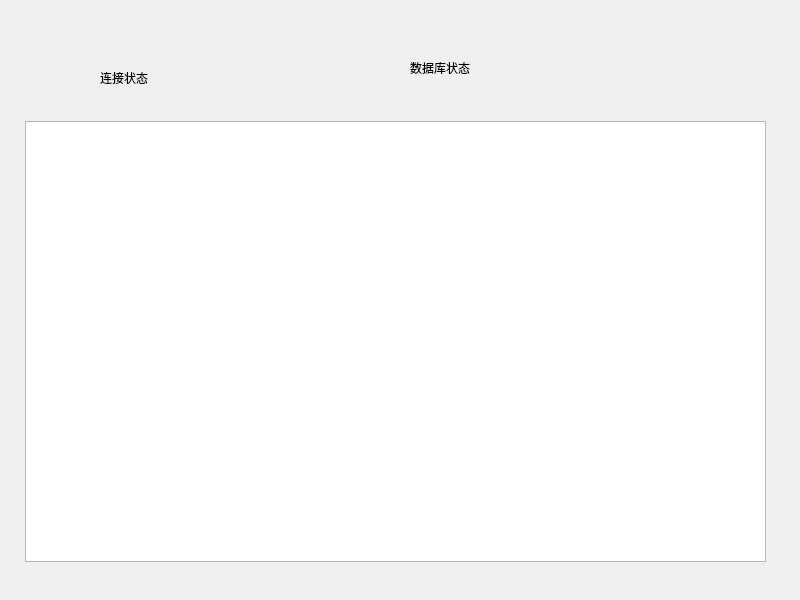
Before: the Qt Designer form server/w1.ui in meitanteiDapang/liveroom, drawn with Qt 5.
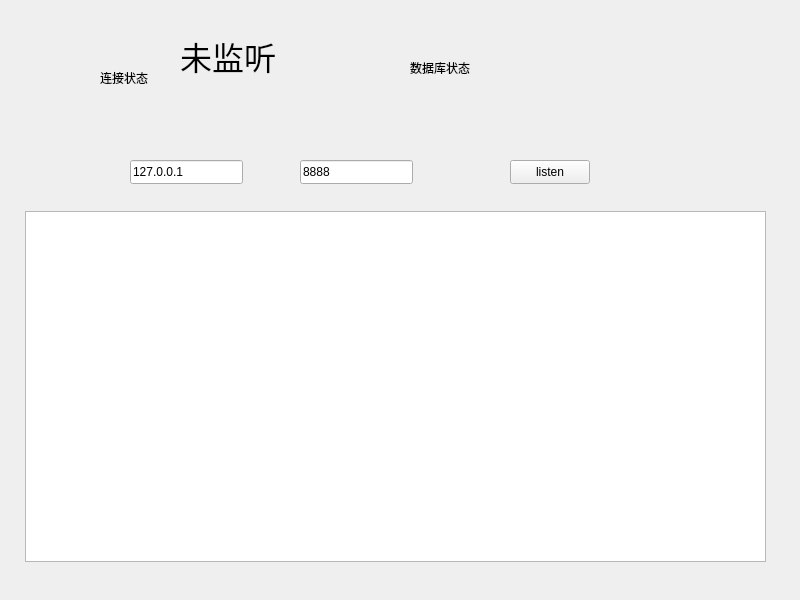
After: the same form once the commit is applied.

What changed in the file:
```diff
--- a/server/w1.ui
+++ b/server/w1.ui
@@ -17,9 +17,9 @@
    <property name="geometry">
     <rect>
      <x>25</x>
-     <y>121</y>
+     <y>211</y>
      <width>741</width>
-     <height>441</height>
+     <height>351</height>
     </rect>
    </property>
   </widget>
@@ -51,7 +51,7 @@
     </font>
    </property>
    <property name="text">
-    <string/>
+    <string>未监听</string>
    </property>
   </widget>
   <widget class="QLabel" name="label_2">
@@ -85,6 +85,45 @@
     <string/>
    </property>
   </widget>
+  <widget class="QLineEdit" name="ip_le">
+   <property name="geometry">
+    <rect>
+     <x>130</x>
+     <y>160</y>
+     <width>113</width>
+     <height>24</height>
+    </rect>
+   </property>
+   <property name="text">
+    <string>127.0.0.1</string>
+   </property>
+  </widget>
+  <widget class="QLineEdit" name="port_le">
+   <property name="geometry">
+    <rect>
+     <x>300</x>
+     <y>160</y>
+     <width>113</width>
+     <height>24</height>
+    </rect>
+   </property>
+   <property name="text">
+    <string>8888</string>
+   </property>
+  </widget>
+  <widget class="QPushButton" name="pushButton">
+   <property name="geometry">
+    <rect>
+     <x>510</x>
+     <y>160</y>
+     <width>80</width>
+     <height>24</height>
+    </rect>
+   </property>
+   <property name="text">
+    <string>listen</string>
+   </property>
+  </widget>
  </widget>
  <resources/>
  <connections/>
```
